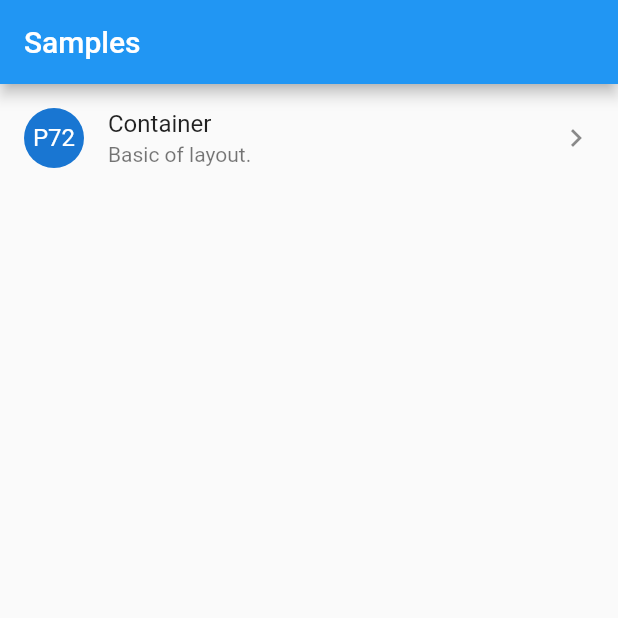
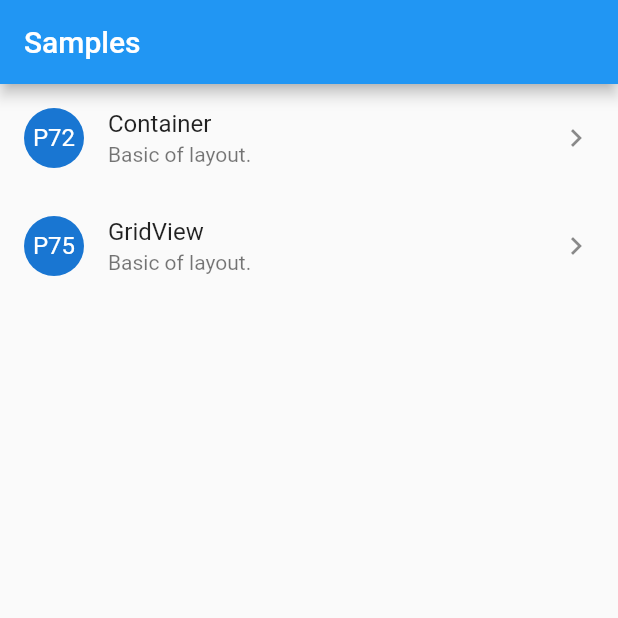
Before and after one commit to hayabusabusa/book_example_app, a Flutter app: the screen it shows after launch, on a phone screen of 412 x 824 dp, the top half of it. Run offline on Flutter 3.47's test engine with Material 2 defaults, Android fonts, the phone set to English and light mode, and no system bars.

Commit message:
Add GridView example screen

```diff
--- a/lib/models/home/home_cell_type.dart
+++ b/lib/models/home/home_cell_type.dart
@@ -1,4 +1,5 @@
 
 enum HomeCellType {
-  p72
+  p72,
+  p75
 }
--- a/lib/screens/home/home_screen.dart
+++ b/lib/screens/home/home_screen.dart
@@ -6,12 +6,15 @@ class HomeScreen extends StatelessWidget {
 
   // MARK: Properties
 
-  final List<HomeCellType> _rows = [HomeCellType.p72];
+  final List<HomeCellType> _rows = [
+    HomeCellType.p72,
+    HomeCellType.p75];
 
   // MARK: Build Widget
 
   Widget _buildListTile(BuildContext context, HomeCellType cellType) {
     switch (cellType) {
+      // - P72
       case HomeCellType.p72:
         return ListTile(
           title: Text('Container'),
@@ -24,6 +27,23 @@ class HomeScreen extends StatelessWidget {
             Navigator.of(context).push(
               MaterialPageRoute(builder: (context) {
                 return P72Screen();
+              })
+            );
+          },
+        );
+      // - P75
+      case HomeCellType.p75:
+        return ListTile(
+          title: Text('GridView'),
+          subtitle: Text('Basic of layout.'),
+          leading: CircleAvatar(
+            child: Text('P75'),
+          ),
+          trailing: Icon(Icons.chevron_right),
+          onTap: () {
+            Navigator.of(context).push(
+              MaterialPageRoute(builder: (context) {
+                return P75Screen();
               })
             );
           },
--- a/lib/screens/screen.dart
+++ b/lib/screens/screen.dart
@@ -1 +1,2 @@
 export './p72/p72_screen.dart';
+export './p75/p75_screen.dart';
```
Also changed, not shown: lib/screens/p75/p75_screen.dart (added, +45 -0 lines).
